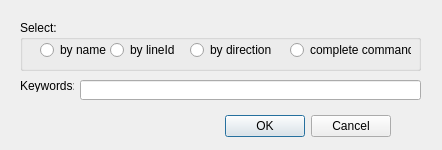
Before: the Qt Designer form icurve_v2.0/icurve/resource/icv_curve_filter.ui in Sunfe/icurve, drawn with Qt 5.
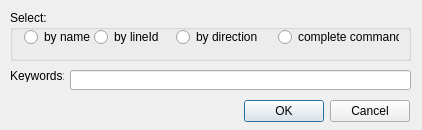
After: the same form once the commit is applied.

Patch:
```diff
--- a/icurve_v2.0/icurve/resource/icv_curve_filter.ui
+++ b/icurve_v2.0/icurve/resource/icv_curve_filter.ui
@@ -6,8 +6,8 @@
    <rect>
     <x>0</x>
     <y>0</y>
-    <width>442</width>
-    <height>150</height>
+    <width>422</width>
+    <height>130</height>
    </rect>
   </property>
   <property name="windowTitle">
@@ -17,8 +17,8 @@
    <property name="geometry">
     <rect>
      <x>50</x>
-     <y>110</y>
-     <width>341</width>
+     <y>95</y>
+     <width>360</width>
      <height>32</height>
     </rect>
    </property>
@@ -32,8 +32,8 @@
   <widget class="QLineEdit" name="lineEdit">
    <property name="geometry">
     <rect>
-     <x>80</x>
-     <y>80</y>
+     <x>70</x>
+     <y>70</y>
      <width>341</width>
      <height>20</height>
     </rect>
@@ -42,8 +42,8 @@
   <widget class="QGroupBox" name="groupBox">
    <property name="geometry">
     <rect>
-     <x>20</x>
-     <y>20</y>
+     <x>10</x>
+     <y>10</y>
      <width>401</width>
      <height>51</height>
     </rect>
@@ -54,8 +54,8 @@
    <widget class="QRadioButton" name="ByComandNameRadio">
     <property name="geometry">
      <rect>
-      <x>20</x>
-      <y>20</y>
+      <x>14</x>
+      <y>17</y>
       <width>89</width>
       <height>20</height>
      </rect>
@@ -67,8 +67,8 @@
    <widget class="QRadioButton" name="ByLineIdRadio">
     <property name="geometry">
      <rect>
-      <x>90</x>
-      <y>20</y>
+      <x>84</x>
+      <y>17</y>
       <width>80</width>
       <height>20</height>
      </rect>
@@ -80,8 +80,8 @@
    <widget class="QRadioButton" name="ByDirectionRadio">
     <property name="geometry">
      <rect>
-      <x>170</x>
-      <y>20</y>
+      <x>166</x>
+      <y>17</y>
       <width>89</width>
       <height>20</height>
      </rect>
@@ -93,8 +93,8 @@
    <widget class="QRadioButton" name="ByCompleteComandRadio">
     <property name="geometry">
      <rect>
-      <x>270</x>
-      <y>20</y>
+      <x>268</x>
+      <y>17</y>
       <width>121</width>
       <height>20</height>
      </rect>
@@ -107,8 +107,8 @@
   <widget class="QLabel" name="label">
    <property name="geometry">
     <rect>
-     <x>20</x>
-     <y>80</y>
+     <x>10</x>
+     <y>70</y>
      <width>54</width>
      <height>12</height>
     </rect>
```
